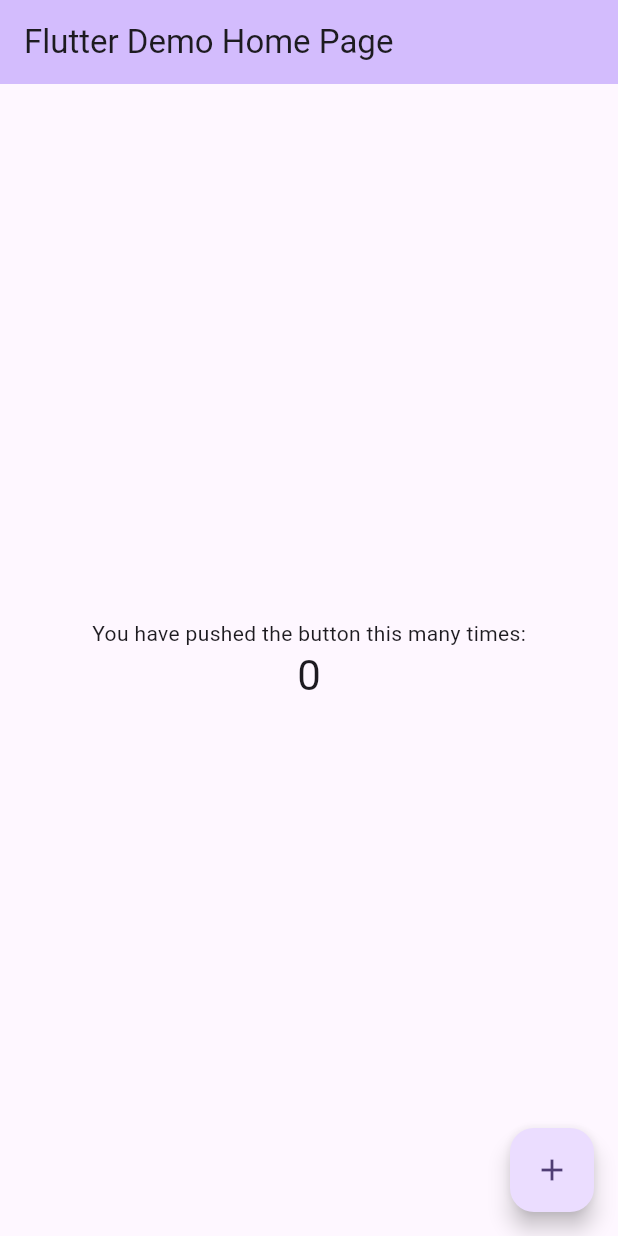
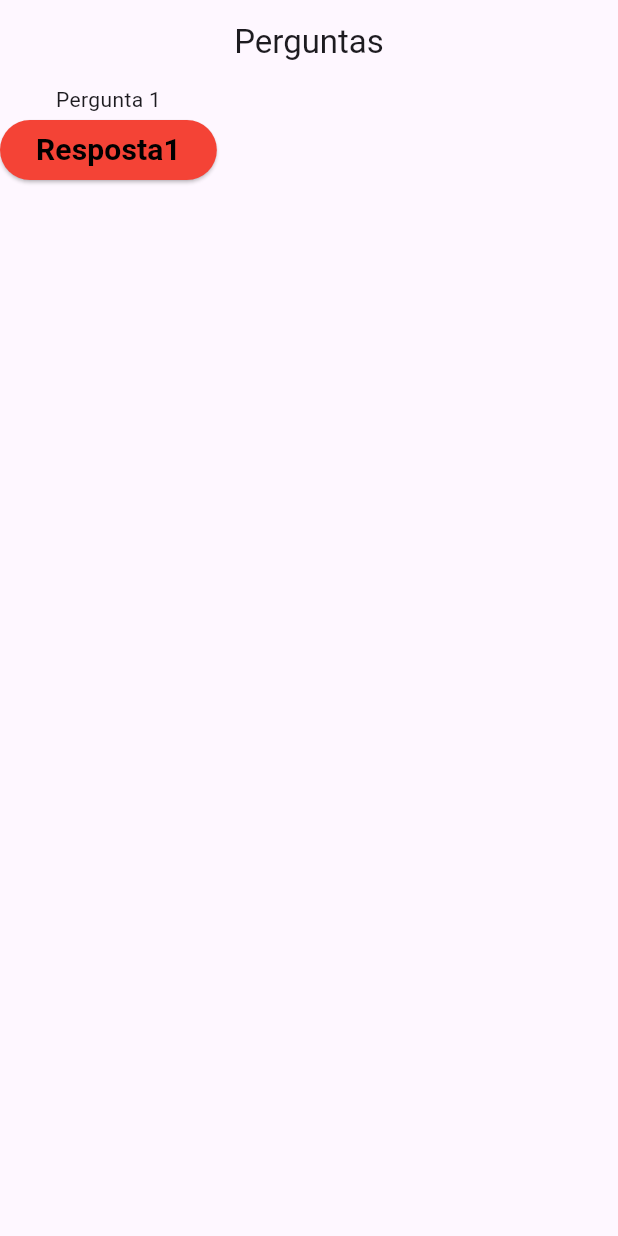
Before and after one commit to RonaldRodriguesD/PrjFlutter, a Flutter app: the screen it shows after launch, on a phone screen of 412 x 824 dp. Run offline on Flutter 3.47's test engine with Material 3 defaults, Android fonts, the phone set to English and light mode, and no system bars; missing offline and left inert: dart:ffi.

Commit message:
Flutter primeiros passos

```diff
--- a/lib/main.dart
+++ b/lib/main.dart
@@ -1,122 +1,63 @@
+import 'dart:ffi';
+
 import 'package:flutter/material.dart';
+import 'package:flutter/physics.dart';
 
 void main() {
-  runApp(const MyApp());
+  runApp(const PerguntasApp());
 }
 
-class MyApp extends StatelessWidget {
-  const MyApp({super.key});
+class PerguntasApp extends StatelessWidget {
+  const PerguntasApp({super.key});
 
-  // This widget is the root of your application.
+
+
   @override
   Widget build(BuildContext context) {
     return MaterialApp(
-      title: 'Flutter Demo',
-      theme: ThemeData(
-        // This is the theme of your application.
-        //
-        // TRY THIS: Try running your application with "flutter run". You'll see
-        // the application has a purple toolbar. Then, without quitting the app,
-        // try changing the seedColor in the colorScheme below to Colors.green
-        // and then invoke "hot reload" (save your changes or press the "hot
-        // reload" button in a Flutter-supported IDE, or press "r" if you used
-        // the command line to start the app).
-        //
-        // Notice that the counter didn't reset back to zero; the application
-        // state is not lost during the reload. To reset the state, use hot
-        // restart instead.
-        //
-        // This works for code too, not just values: Most code changes can be
-        // tested with just a hot reload.
-        colorScheme: ColorScheme.fromSeed(seedColor: Colors.deepPurple),
-      ),
-      home: const MyHomePage(title: 'Flutter Demo Home Page'),
+      debugShowCheckedModeBanner: false,
+      home: Home(),
     );
   }
 }
 
-class MyHomePage extends StatefulWidget {
-  const MyHomePage({super.key, required this.title});
-
-  // This widget is the home page of your application. It is stateful, meaning
-  // that it has a State object (defined below) that contains fields that affect
-  // how it looks.
-
-  // This class is the configuration for the state. It holds the values (in this
-  // case the title) provided by the parent (in this case the App widget) and
-  // used by the build method of the State. Fields in a Widget subclass are
-  // always marked "final".
-
-  final String title;
+class Home extends StatefulWidget {
+  const Home({super.key});
 
   @override
-  State<MyHomePage> createState() => _MyHomePageState();
+  HomeState createState() => HomeState();
 }
 
-class _MyHomePageState extends State<MyHomePage> {
-  int _counter = 0;
-
-  void _incrementCounter() {
-    setState(() {
-      // This call to setState tells the Flutter framework that something has
-      // changed in this State, which causes it to rerun the build method below
-      // so that the display can reflect the updated values. If we changed
-      // _counter without calling setState(), then the build method would not be
-      // called again, and so nothing would appear to happen.
-      _counter++;
-    });
-  }
-
+class HomeState extends State<Home> {
   @override
   Widget build(BuildContext context) {
-    // This method is rerun every time setState is called, for instance as done
-    // by the _incrementCounter method above.
-    //
-    // The Flutter framework has been optimized to make rerunning build methods
-    // fast, so that you can just rebuild anything that needs updating rather
-    // than having to individually change instances of widgets.
     return Scaffold(
       appBar: AppBar(
-        // TRY THIS: Try changing the color here to a specific color (to
-        // Colors.amber, perhaps?) and trigger a hot reload to see the AppBar
-        // change color while the other colors stay the same.
-        backgroundColor: Theme.of(context).colorScheme.inversePrimary,
-        // Here we take the value from the MyHomePage object that was created by
-        // the App.build method, and use it to set our appbar title.
-        title: Text(widget.title),
+        title: const Text('Perguntas'),
+        centerTitle: true,
       ),
-      body: Center(
-        // Center is a layout widget. It takes a single child and positions it
-        // in the middle of the parent.
-        child: Column(
-          // Column is also a layout widget. It takes a list of children and
-          // arranges them vertically. By default, it sizes itself to fit its
-          // children horizontally, and tries to be as tall as its parent.
-          //
-          // Column has various properties to control how it sizes itself and
-          // how it positions its children. Here we use mainAxisAlignment to
-          // center the children vertically; the main axis here is the vertical
-          // axis because Columns are vertical (the cross axis would be
-          // horizontal).
-          //
-          // TRY THIS: Invoke "debug painting" (choose the "Toggle Debug Paint"
-          // action in the IDE, or press "p" in the console), to see the
-          // wireframe for each widget.
-          mainAxisAlignment: MainAxisAlignment.center,
-          children: <Widget>[
-            const Text('You have pushed the button this many times:'),
-            Text(
-              '$_counter',
-              style: Theme.of(context).textTheme.headlineMedium,
+
+      body: Column(
+        children: [
+          Text('Pergunta 1'),
+          ElevatedButton(
+            onPressed: (){},
+            style: ElevatedButton.styleFrom(
+              backgroundColor: Colors.red,
+              alignment: Alignment.center
             ),
-          ],
-        ),
-      ),
-      floatingActionButton: FloatingActionButton(
-        onPressed: _incrementCounter,
-        tooltip: 'Increment',
-        child: const Icon(Icons.add),
-      ), // This trailing comma makes auto-formatting nicer for build methods.
+
+            child: Text(
+              "Resposta1",
+              style: TextStyle(
+                color: Colors.black,
+                fontSize: 20,
+                fontWeight: FontWeight.bold
+              )
+            ),
+          )
+        ],
+      )
     );
   }
 }
```
Also changed, not shown: 1 other file.
